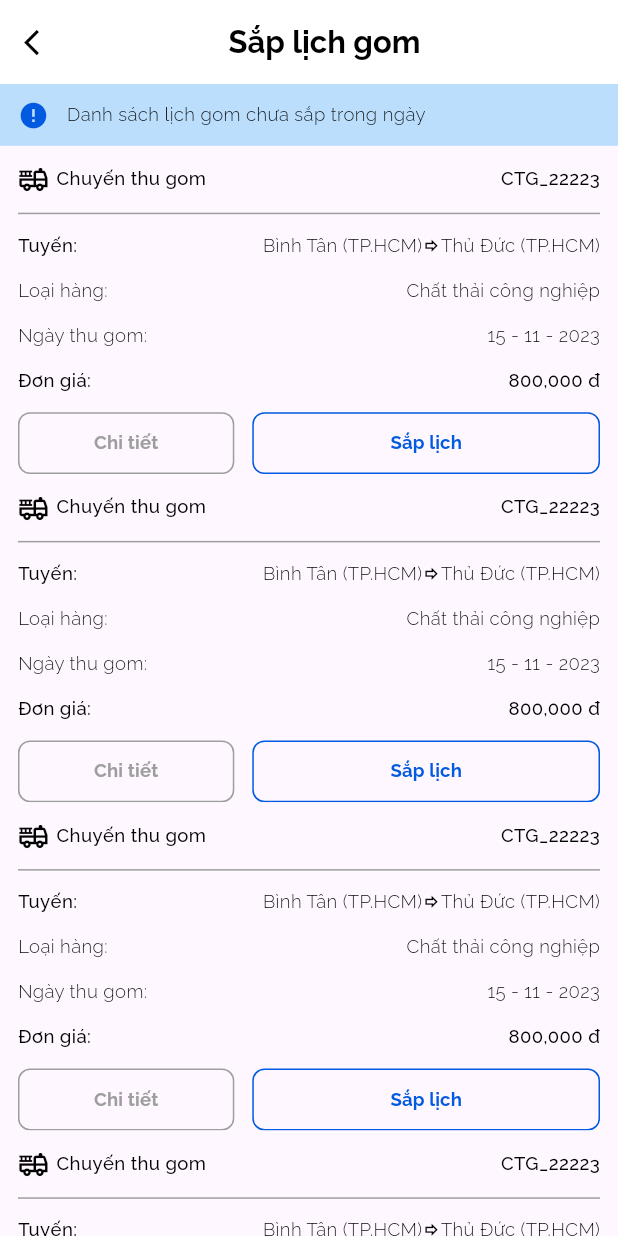
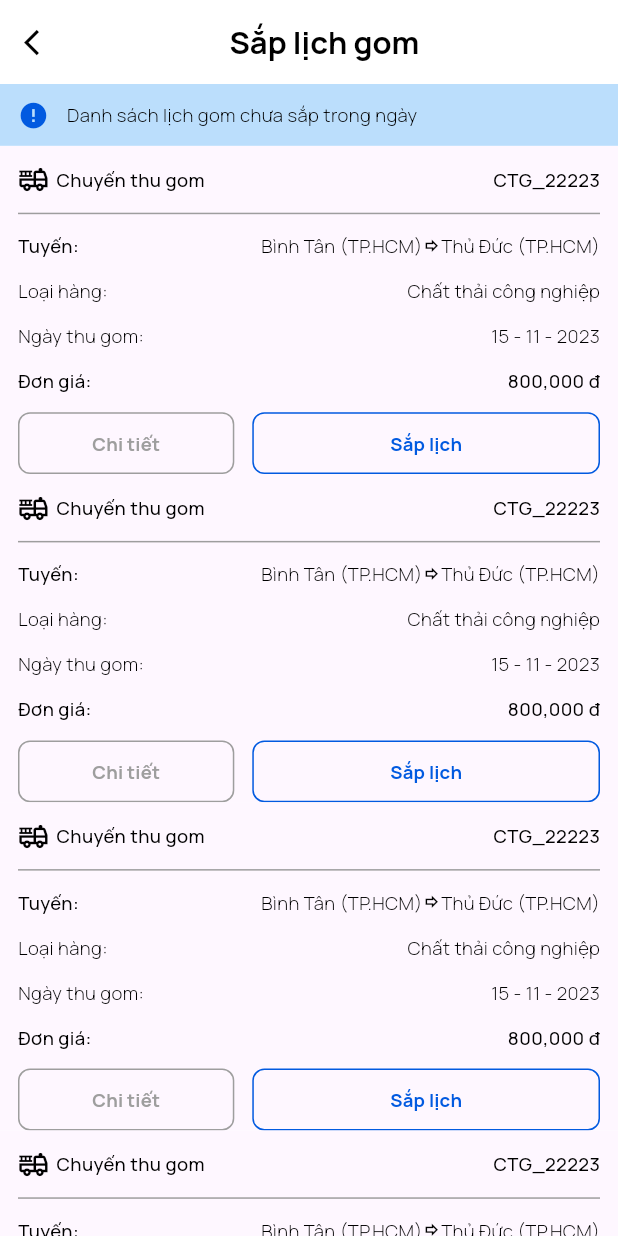
Before and after one commit to Manh-IT-K2/AppMTAC, a Flutter app: the ScheduleCollectionAdminScreen screen opened by its route, on a phone screen of 412 x 824 dp. Run offline on Flutter 3.47's test engine with Material 3 defaults, Android fonts, the light colour scheme and no system bars; our stand-ins replace geocoding, geolocator, get, google_maps_flutter, hugeicons, image_picker and 1 more; missing offline and left inert: linked_scroll_controller; network calls fail.

Commit message:
change font text and update loading with gif

```diff
--- a/mtac/lib/utils/theme_text.dart
+++ b/mtac/lib/utils/theme_text.dart
@@ -2,7 +2,7 @@ import 'package:flutter/material.dart';
 import 'package:sizer/sizer.dart';
 
 class PrimaryFont {
-  static String fontfamily = 'Raleway';
+  static String fontfamily = 'Manrope';
 
   // text header
   static TextStyle headerTextThin() {
```
Also changed, not shown: mtac/lib/views/schedule/schedule_collection_today_admin_screen.dart (+11 -5 lines), mtac/pubspec.yaml (+4 -6 lines), mtac/assets/fonts/Manrope-Bold.ttf (added), mtac/assets/fonts/Manrope-Light.ttf (added), mtac/assets/fonts/Manrope-Medium.ttf (added), mtac/assets/fonts/Raleway-Bold.ttf (deleted), mtac/assets/fonts/Raleway-Light.ttf (deleted), mtac/assets/fonts/Raleway-Medium.ttf (deleted), mtac/assets/fonts/Raleway-Thin.ttf (deleted), mtac/assets/images/loadingDot.gif (added), mtac/assets/images/loadingTruck.gif (added).
